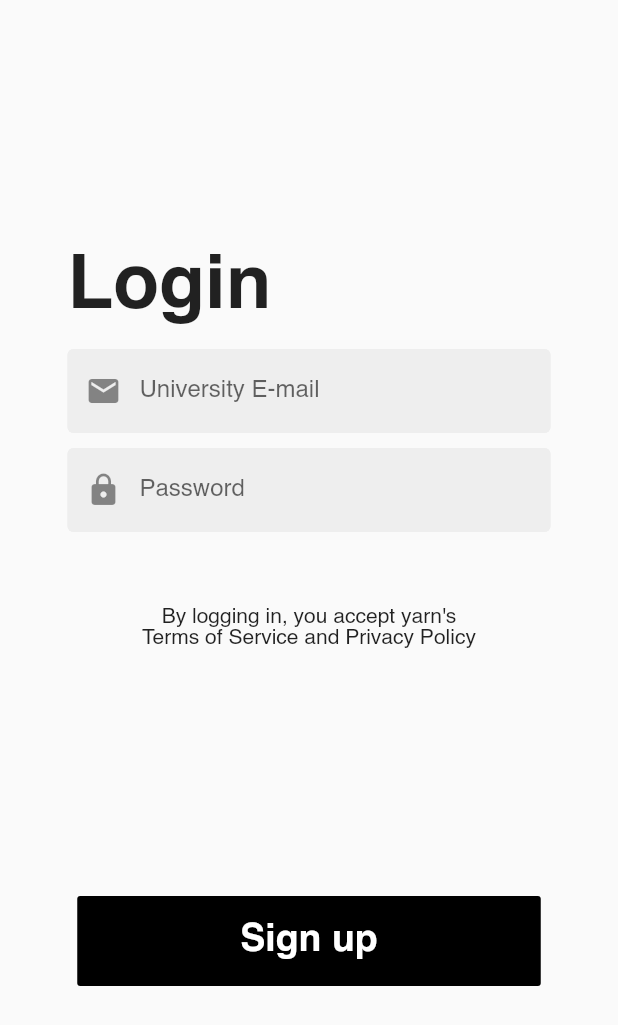
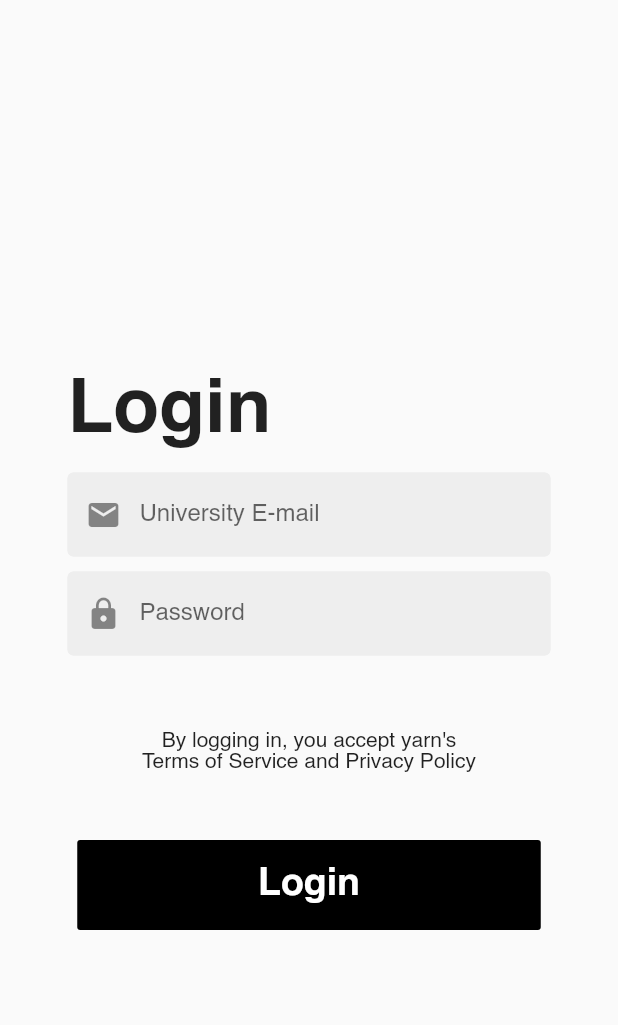
Before and after one commit to jamsteh/yarn, a Flutter app: the screen it shows after launch, after a tap on "Log in", on a phone screen of 412 x 824 dp. Shown: the top 1025 px of the screen. Run offline on Flutter 3.47's test engine with Material 2 defaults, Android fonts, the phone set to English and light mode, and no system bars; our stand-ins replace email_validator, firebase_auth, flutter_spinkit, flutter_svg; accounts and stored records are empty; statements that could not run were skipped; project files that could hold a hidden picture were left out.

Commit message:
Added spinner while awaiting signup/login auth

```diff
--- a/lib/auth.dart
+++ b/lib/auth.dart
@@ -1,11 +1,9 @@
 import 'package:flutter/material.dart';
-import 'package:flutter/semantics.dart';
-import 'package:flutter_svg/flutter_svg.dart';
-import 'package:flutter_svg/svg.dart';
 import 'dart:core';
 import 'package:firebase_auth/firebase_auth.dart';
 import 'package:email_validator/email_validator.dart';
 import 'welcome.dart';
+import 'package:flutter_spinkit/flutter_spinkit.dart';
 
 class YarnAuth extends StatefulWidget {
   YarnAuth({this.formType, this.onSignedIn});
@@ -19,6 +17,7 @@ class YarnAuth extends StatefulWidget {
 class _YarnAuthState extends State<YarnAuth> {
   _YarnAuthState();
   final formKey = new GlobalKey<FormState>();
+  bool _loading = false;
 
   String _email;
   String _password;
@@ -34,6 +33,7 @@ class _YarnAuthState extends State<YarnAuth> {
 
   void submitAuthForm() async {
     if (isValidAccount()) {
+      setState(() => _loading = true);
       try {
         if (widget.formType == FormType.login) {
           FirebaseUser user = (await FirebaseAuth.instance
@@ -52,31 +52,64 @@ class _YarnAuthState extends State<YarnAuth> {
       } catch (e) {
         print(
             'Error: $e'); // if ERROR_USER_NOT_FOUND, then errorborder hint: email does not exist
-
+        setState(() => _loading = false);
       }
     }
   }
 
   @override
   Widget build(BuildContext context) {
+    var _loadingWidget = _loading == true
+        ? buildLoadingScreen()
+        : Center(); // if loadingstate is true, add it to stack
     return new Scaffold(
-        resizeToAvoidBottomPadding: false,
+        resizeToAvoidBottomInset: true,
         body: Center(
-          child: Column(
+          child: Stack(
+            children: <Widget>[
+              Column(
                 mainAxisAlignment: MainAxisAlignment.center,
                 children: buildAuthInterface(),
+              ),
+              _loadingWidget,
+            ],
           ),
         ));
   }
 
+  Widget buildLoadingScreen() {
+    return Center(
+        // add alpha to take up whole screen
+        child: Container(
+      alignment: Alignment.center,
+      child: Container(
+        child: SpinKitCircle(color: Colors.blue, size: 50),
+        height: 100,
+        width: 100,
+        decoration: BoxDecoration(
+          color: Colors.white,
+          borderRadius: BorderRadius.all(
+              Radius.circular(15.0) //         <--- border radius here
+              ),
+        ),
+      ),
+      height: MediaQuery.of(context).size.height,
+      width: MediaQuery.of(context).size.height,
+      color: Color(0x10000000),
+    ));
+  }
+
   List<Widget> buildAuthInterface() {
+    String authTerm;
     String headerText;
     String actionTerm;
 
     if (widget.formType == FormType.login) {
-      headerText = 'Login';
+      authTerm = 'Login';
+      headerText = authTerm;
       actionTerm = 'logging in';
     } else {
+      authTerm = 'Sign up';
       headerText = 'Create an account';
       actionTerm = 'signing up';
     }
@@ -87,6 +120,7 @@ class _YarnAuthState extends State<YarnAuth> {
           child: new Form(
               key: formKey,
               child: new Column(
+                mainAxisSize: MainAxisSize.min,
                 children: <Widget>[
                   new Align(
                       alignment: Alignment.topLeft,
@@ -116,7 +150,7 @@ class _YarnAuthState extends State<YarnAuth> {
                                 BorderSide(color: Colors.red, width: 2.0))),
                     validator: (value) => value.isEmpty
                         ? 'FIELD REQUIRED'
-                        : !EmailValidator.validate(value)
+                        : !EmailValidator.validate(value.trim())
                             ? 'INVALID EMAIL'
                             : null,
                     onSaved: (value) => _email = value,
@@ -153,16 +187,18 @@ class _YarnAuthState extends State<YarnAuth> {
                     'By $actionTerm, you accept yarn\'s \nTerms of Service and Privacy Policy',
                     textAlign: TextAlign.center,
                   ),
-                  Padding(
-                    padding: EdgeInsets.all(
-                        MediaQuery.of(context).size.height * 0.10),
-                  ),
+//                  Padding(
+//                    padding: EdgeInsets.all(
+//                        MediaQuery.of(context).size.height * 0.10),
+//                  ),
+                ],
+              ))),
       Container(
           height: 60,
           width: MediaQuery.of(context).size.width * 0.75,
           decoration: BoxDecoration(
-                        borderRadius: BorderRadius.all(Radius.circular(
-                                5.0) //         <--- border radius here
+            borderRadius: BorderRadius.all(
+                Radius.circular(5.0) //         <--- border radius here
                 ),
           ),
           child: FlatButton(
@@ -170,13 +206,10 @@ class _YarnAuthState extends State<YarnAuth> {
             textColor: Colors.white,
             onPressed: submitAuthForm,
             child: Text(
-                          'Sign up',
-                          style: TextStyle(
-                              fontWeight: FontWeight.bold, fontSize: 25.0),
+              authTerm,
+              style: TextStyle(fontWeight: FontWeight.bold, fontSize: 25.0),
             ),
           )),
-                ],
-              )))
     ];
   }
 }
--- a/lib/main.dart
+++ b/lib/main.dart
@@ -1,4 +1,5 @@
 import 'package:flutter/material.dart';
+import 'package:unite/loading.dart';
 import 'root.dart';
 
 void main() {
--- a/pubspec.yaml
+++ b/pubspec.yaml
@@ -26,6 +26,7 @@ dependencies:
   flutter_svg: ^0.17.0
   firebase_auth: ^0.16.1
   email_validator: '^1.0.0'
+  flutter_spinkit: ^4.1.2+1
 
 
   # The following adds the Cupertino Icons font to your application.
```
Also changed, not shown: lib/loading.dart (added, +38 -0 lines), pubspec.lock. Lines whose indentation alone changed are shown as unchanged.
